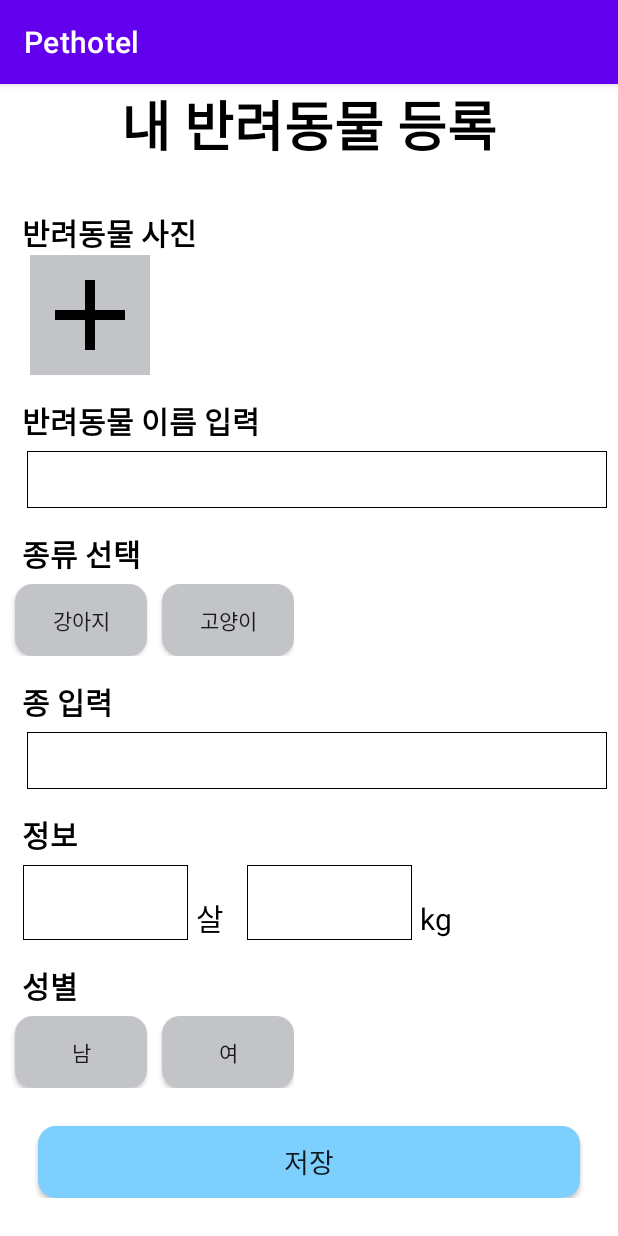
After one commit to pethotel-app/pethotel-client-android, an Android app: the PetRegister screen opened directly, with no data from a screen before it, on a phone screen of 412 x 824 dp. The commit adds this screen. Run offline under Robolectric (Android 15) with nearby library versions, the phone set to English and light mode, and no system bars.

Commit message:
포인트, 쿠폰, 펫 등록화면

```diff
--- a/app/src/main/AndroidManifest.xml
+++ b/app/src/main/AndroidManifest.xml
@@ -11,6 +11,9 @@
         android:supportsRtl="true"
         android:theme="@style/Theme.Pethotel"
         tools:targetApi="31">
+        <activity
+            android:name=".PetRegister"
+            android:exported="false" />
         <activity
             android:name=".PointActivity"
             android:exported="false" />
--- /dev/null
+++ b/app/src/main/java/com/hyunsungkr/pethotel/PetRegister.java
@@ -0,0 +1,44 @@
+package com.hyunsungkr.pethotel;
+
+import androidx.appcompat.app.AppCompatActivity;
+
+import android.os.Bundle;
+import android.widget.Button;
+import android.widget.EditText;
+import android.widget.ImageView;
+
+public class PetRegister extends AppCompatActivity {
+
+    Button btnSave;
+    Button btnMale;
+    Button btnFemale;
+    Button btnCat;
+    Button btnDog;
+    EditText editName;
+    EditText editSpecies;
+    EditText editAge;
+    EditText editWeight;
+    ImageView imgAdd;
+
+
+
+    @Override
+    protected void onCreate(Bundle savedInstanceState) {
+        super.onCreate(savedInstanceState);
+        setContentView(R.layout.activity_pet_register);
+
+        btnSave = findViewById(R.id.btnSave);
+        btnMale = findViewById(R.id.btnMale);
+        btnFemale = findViewById(R.id.btnFemale);
+        btnCat = findViewById(R.id.btnCat);
+        btnDog = findViewById(R.id.btnDog);
+        editName = findViewById(R.id.editName);
+        editAge = findViewById(R.id.editAge);
+        editSpecies = findViewById(R.id.editSpecies);
+        editWeight = findViewById(R.id.editWeight);
+        imgAdd = findViewById(R.id.imgAdd);
+
+
+
+    }
+}
--- /dev/null
+++ b/app/src/main/res/drawable/baseline_add_24.xml
@@ -0,0 +1,5 @@
+<vector android:height="24dp" android:tint="#000000"
+    android:viewportHeight="24" android:viewportWidth="24"
+    android:width="24dp" xmlns:android="http://schemas.android.com/apk/res/android">
+    <path android:fillColor="@android:color/white" android:pathData="M19,13h-6v6h-2v-6H5v-2h6V5h2v6h6v2z"/>
+</vector>
--- /dev/null
+++ b/app/src/main/res/drawable/button.xml
@@ -0,0 +1,11 @@
+<?xml version="1.0" encoding="utf-8"?>
+<shape xmlns:android="http://schemas.android.com/apk/res/android"
+    android:padding="10dp"
+    android:shape="rectangle" >
+    <solid android:color="#C2C4C8" />
+    <corners
+        android:bottomLeftRadius="12dp"
+        android:bottomRightRadius="12dp"
+        android:topLeftRadius="12dp"
+        android:topRightRadius="12dp" />
+</shape>
--- /dev/null
+++ b/app/src/main/res/drawable/outline.xml
@@ -0,0 +1,22 @@
+<?xml version="1.0" encoding="utf-8"?>
+<layer-list xmlns:android="http://schemas.android.com/apk/res/android">
+
+    <item>
+        <shape android:shape="rectangle">
+            <solid android:color="#000000" />
+        </shape>
+
+    </item>
+
+    <item android:top = "1dp"
+        android:right= "1dp"
+        android:left="1dp"
+        android:bottom="1dp">
+
+        <shape android:shape="rectangle">
+            <solid android:color="#ffffff" />
+        </shape>
+
+    </item>
+
+</layer-list>
--- a/app/src/main/res/layout/activity_coupon.xml
+++ b/app/src/main/res/layout/activity_coupon.xml
@@ -24,7 +24,8 @@
             android:textStyle="bold"
             app:layout_constraintEnd_toEndOf="parent"
             app:layout_constraintStart_toStartOf="parent"
-            app:layout_constraintTop_toTopOf="parent" />
+            app:layout_constraintTop_toTopOf="parent"
+            android:textColor="#000000"/>
 
         <LinearLayout
             android:layout_width="match_parent"
@@ -47,7 +48,8 @@
                 android:layout_height="wrap_content"
                 android:layout_weight="4"
                 android:text="쿠폰함"
-                android:textSize="25sp" />
+                android:textSize="25sp"
+                android:textColor="#000000"/>
         </LinearLayout>
 
         <androidx.recyclerview.widget.RecyclerView
--- /dev/null
+++ b/app/src/main/res/layout/activity_pet_register.xml
@@ -0,0 +1,248 @@
+<?xml version="1.0" encoding="utf-8"?>
+<androidx.constraintlayout.widget.ConstraintLayout xmlns:android="http://schemas.android.com/apk/res/android"
+    xmlns:app="http://schemas.android.com/apk/res-auto"
+    xmlns:tools="http://schemas.android.com/tools"
+    android:layout_width="match_parent"
+    android:layout_height="match_parent"
+    android:background="#FFFFFF"
+    tools:context=".PetRegister">
+
+    <LinearLayout
+        android:layout_width="match_parent"
+        android:layout_height="wrap_content"
+        android:layout_marginBottom="166dp"
+        android:background="#FFFFFF"
+        android:gravity="center"
+        android:orientation="vertical"
+        app:layout_constraintBottom_toBottomOf="parent"
+        app:layout_constraintEnd_toEndOf="parent"
+        app:layout_constraintHorizontal_bias="0.0"
+        app:layout_constraintStart_toStartOf="parent"
+        app:layout_constraintTop_toTopOf="parent"
+        app:layout_constraintVertical_bias="0.0">
+
+        <TextView
+            android:id="@+id/textView"
+            android:layout_width="wrap_content"
+            android:layout_height="wrap_content"
+            android:text="내 반려동물 등록"
+            android:textSize="36sp"
+            android:textStyle="bold"
+            android:textColor="#000000"/>
+
+        <TextView
+            android:id="@+id/textView6"
+            android:layout_width="match_parent"
+            android:layout_height="wrap_content"
+            android:layout_marginLeft="10dp"
+            android:layout_marginTop="30dp"
+            android:text="반려동물 사진"
+            android:textSize="20sp"
+            android:textStyle="bold"
+            android:textColor="#000000"/>
+
+        <ImageView
+            android:id="@+id/imgAdd"
+            android:layout_width="80dp"
+            android:layout_height="80dp"
+            android:layout_gravity="left"
+            android:layout_marginLeft="20dp"
+            android:background="#C2C4C8"
+            app:srcCompat="@drawable/baseline_add_24" />
+
+        <TextView
+            android:id="@+id/textView8"
+            android:layout_width="match_parent"
+            android:layout_height="wrap_content"
+            android:layout_marginLeft="10dp"
+            android:layout_marginTop="15dp"
+            android:text="반려동물 이름 입력"
+            android:textSize="20sp"
+            android:textStyle="bold"
+            android:textColor="#000000"/>
+
+        <EditText
+            android:id="@+id/editName"
+            android:layout_width="match_parent"
+            android:layout_height="wrap_content"
+            android:layout_marginLeft="15dp"
+            android:layout_marginTop="5dp"
+            android:layout_marginRight="10dp"
+            android:background='@drawable/outline'
+            android:ems="10"
+            android:inputType="textPersonName"
+            android:textSize="28sp" />
+
+        <TextView
+            android:id="@+id/textView9"
+            android:layout_width="match_parent"
+            android:layout_height="wrap_content"
+            android:layout_marginLeft="10dp"
+            android:layout_marginTop="15dp"
+            android:text="종류 선택"
+            android:textSize="20sp"
+            android:textStyle="bold"
+            android:textColor="#000000"/>
+
+        <LinearLayout
+            android:layout_width="wrap_content"
+            android:layout_height="wrap_content"
+            android:layout_gravity="left"
+            android:layout_marginTop="5dp"
+            android:orientation="horizontal">
+
+            <androidx.appcompat.widget.AppCompatButton
+                android:id="@+id/btnDog"
+                android:layout_width="wrap_content"
+                android:layout_height="wrap_content"
+                android:layout_marginLeft="10dp"
+                android:layout_marginRight="10dp"
+                android:layout_weight="1"
+                android:background="@drawable/button"
+                android:text="강아지" />
+
+            <androidx.appcompat.widget.AppCompatButton
+                android:id="@+id/btnCat"
+                android:layout_width="wrap_content"
+                android:layout_height="wrap_content"
+                android:layout_weight="1"
+                android:background="@drawable/button"
+                android:text="고양이" />
+        </LinearLayout>
+
+        <TextView
+            android:id="@+id/textView10"
+            android:layout_width="match_parent"
+            android:layout_height="wrap_content"
+            android:layout_marginLeft="10dp"
+            android:layout_marginTop="15dp"
+            android:text="종 입력"
+            android:textSize="20sp"
+            android:textStyle="bold"
+            android:textColor="#000000"/>
+
+        <EditText
+            android:id="@+id/editSpecies"
+            android:layout_width="match_parent"
+            android:layout_height="wrap_content"
+            android:layout_marginLeft="15dp"
+            android:layout_marginTop="5dp"
+            android:layout_marginRight="10dp"
+            android:background='@drawable/outline'
+            android:ems="10"
+            android:inputType="textPersonName"
+            android:textSize="28sp" />
+
+        <TextView
+            android:id="@+id/textView11"
+            android:layout_width="match_parent"
+            android:layout_height="wrap_content"
+            android:layout_marginLeft="10dp"
+            android:layout_marginTop="15dp"
+            android:text="정보"
+            android:textSize="20sp"
+            android:textStyle="bold"
+            android:textColor="#000000"/>
+
+        <LinearLayout
+            android:layout_width="wrap_content"
+            android:layout_height="wrap_content"
+            android:layout_gravity="left"
+            android:layout_marginTop="5dp"
+            android:orientation="horizontal">
+
+            <EditText
+                android:id="@+id/editAge"
+                android:layout_width="110dp"
+                android:layout_height="50dp"
+                android:layout_marginLeft="15dp"
+                android:layout_weight="1"
+                android:background='@drawable/outline'
+                android:ems="10"
+                android:inputType="number" />
+
+            <TextView
+                android:id="@+id/textView12"
+                android:layout_width="wrap_content"
+                android:layout_height="wrap_content"
+                android:layout_gravity="bottom"
+                android:layout_marginLeft="5dp"
+                android:layout_marginRight="15dp"
+                android:layout_weight="1"
+                android:text="살"
+                android:textSize="20sp"
+                android:textColor="#000000"/>
+
+            <EditText
+                android:id="@+id/editWeight"
+                android:layout_width="110dp"
+                android:layout_height="50dp"
+                android:layout_weight="1"
+                android:background='@drawable/outline'
+                android:ems="10"
+
+                android:inputType="number" />
+
+            <TextView
+                android:id="@+id/textView13"
+                android:layout_width="30dp"
+                android:layout_height="wrap_content"
+                android:layout_gravity="bottom"
+                android:layout_marginLeft="5dp"
+                android:layout_weight="1"
+                android:text="kg"
+                android:textSize="20sp"
+                android:textColor="#000000"/>
+        </LinearLayout>
+
+        <TextView
+            android:id="@+id/textView14"
+            android:layout_width="match_parent"
+            android:layout_height="wrap_content"
+            android:layout_marginLeft="10dp"
+            android:layout_marginTop="15dp"
+            android:text="성별"
+            android:textSize="20sp"
+            android:textStyle="bold"
+            android:textColor="#000000"/>
+
+        <LinearLayout
+            android:layout_width="wrap_content"
+            android:layout_height="wrap_content"
+            android:layout_gravity="left"
+            android:layout_marginTop="5dp"
+            android:orientation="horizontal">
+
+            <androidx.appcompat.widget.AppCompatButton
+                android:id="@+id/btnMale"
+                android:layout_width="wrap_content"
+                android:layout_height="wrap_content"
+                android:layout_marginLeft="10dp"
+                android:layout_marginRight="10dp"
+                android:layout_weight="1"
+                android:background="@drawable/button"
+                android:text="남" />
+
+            <androidx.appcompat.widget.AppCompatButton
+                android:id="@+id/btnFemale"
+                android:layout_width="wrap_content"
+                android:layout_height="wrap_content"
+                android:layout_weight="1"
+                android:background="@drawable/button"
+                android:text="여" />
+        </LinearLayout>
+
+        <androidx.appcompat.widget.AppCompatButton
+            android:id="@+id/btnSave"
+            android:layout_width="match_parent"
+            android:layout_height="wrap_content"
+            android:text="저장"
+            android:layout_marginTop="25dp"
+            android:layout_marginLeft="25dp"
+            android:layout_marginRight="25dp"
+            android:textSize="18sp"
+            android:background="@drawable/button"
+            android:backgroundTint="#7DCFFD"/>
+
+    </LinearLayout>
+</androidx.constraintlayout.widget.ConstraintLayout>
--- a/app/src/main/res/layout/activity_point.xml
+++ b/app/src/main/res/layout/activity_point.xml
@@ -21,7 +21,8 @@
             android:textStyle="bold"
             app:layout_constraintEnd_toEndOf="parent"
             app:layout_constraintStart_toStartOf="parent"
-            app:layout_constraintTop_toTopOf="parent" />
+            app:layout_constraintTop_toTopOf="parent"
+            android:textColor="#000000"/>
 
         <LinearLayout
             android:layout_width="match_parent"
@@ -43,7 +44,8 @@
                 android:layout_height="wrap_content"
                 android:layout_weight="4"
                 android:text="내 포인트"
-                android:textSize="25sp" />
+                android:textSize="25sp"
+                android:textColor="#000000"/>
 
             <TextView
                 android:id="@+id/txtPoint"
@@ -51,7 +53,8 @@
                 android:layout_height="wrap_content"
                 android:layout_weight="4"
                 android:text="0P"
-                android:textSize="25sp" />
+                android:textSize="25sp"
+                android:textColor="#000000"/>
         </LinearLayout>
 
         <LinearLayout
@@ -68,7 +71,8 @@
                 android:layout_weight="1"
                 android:gravity="center"
                 android:text="포인트 적립 / 사용내역"
-                android:textSize="25sp" />
+                android:textSize="25sp"
+                android:textColor="#000000"/>
         </LinearLayout>
 
         <LinearLayout
@@ -77,7 +81,7 @@
             android:layout_marginTop="10dp"
             android:orientation="horizontal">
 
-            <Button
+            <androidx.appcompat.widget.AppCompatButton
                 android:id="@+id/btnSaveList"
                 android:layout_width="wrap_content"
                 android:layout_height="wrap_content"
@@ -87,7 +91,7 @@
                 android:text="적립 내역"
                 android:textSize="20sp" />
 
-            <Button
+            <androidx.appcompat.widget.AppCompatButton
                 android:id="@+id/btnUseList"
                 android:layout_width="wrap_content"
                 android:layout_height="wrap_content"
```
